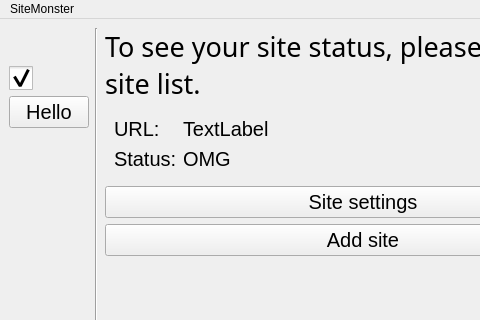
KoniDevTeam/SiteMonster, file gui/ui/monitor.ui: the form before one commit; both pictures show x 0 to 480 and y 0 to 320 of the 640 by 480 pixel window.
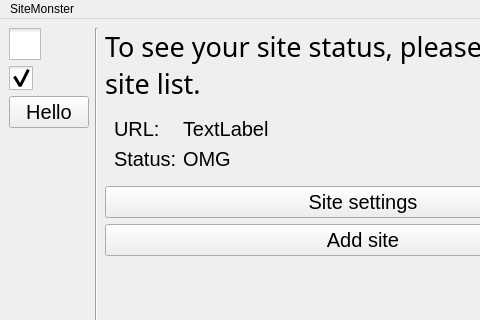
The form after the commit. Icons and pictures are not drawn.

The edit to the form file:
```diff
--- a/gui/ui/monitor.ui
+++ b/gui/ui/monitor.ui
@@ -18,8 +18,8 @@
   </property>
   <property name="maximumSize">
    <size>
-    <width>1920</width>
-    <height>1080</height>
+    <width>16777215</width>
+    <height>16777215</height>
    </size>
   </property>
   <property name="windowTitle">
@@ -55,9 +55,9 @@
         <number>0</number>
        </property>
        <item>
-        <widget class="QPushButton" name="menu_btn">
+        <widget class="QCheckBox" name="menu_btn">
          <property name="sizePolicy">
-          <sizepolicy hsizetype="Minimum" vsizetype="MinimumExpanding">
+          <sizepolicy hsizetype="Minimum" vsizetype="Maximum">
            <horstretch>0</horstretch>
            <verstretch>0</verstretch>
           </sizepolicy>
@@ -96,15 +96,15 @@
           <number>1</number>
          </property>
          <property name="styleSheet">
-          <string notr="true">QPushButton{
-	width: 24px;
-	height: 24px;
+          <string notr="true">QCheckBox::indicator{
+	width: 32px;
+	height: 32px;
 }
-QPushButton[state=&quot;false&quot;]{
-	border-image: url(C:/Users/MrGra/Documents/Git/SiteMonster/media/menu.png) 24px;
+QCheckBox::indicator:unchecked{
+	image: url(C:/Users/MrGra/Documents/Git/SiteMonster/media/menu.png);
 }
-QPushButton[state=&quot;true&quot;]{
-	border-image: url(C:/Users/MrGra/Documents/Git/SiteMonster/media/back.png) 24px;
+QCheckBox::indicator:checked{
+	image: url(C:/Users/MrGra/Documents/Git/SiteMonster/media/back.png);
 }</string>
          </property>
          <property name="text">
@@ -117,12 +117,6 @@
           </size>
          </property>
          <property name="checkable">
-          <bool>false</bool>
-         </property>
-         <property name="default">
-          <bool>false</bool>
-         </property>
-         <property name="flat">
           <bool>true</bool>
          </property>
          <property name="state" stdset="0">
```
Left out of the diff: 11 changed lines with no effect on the pictures.
